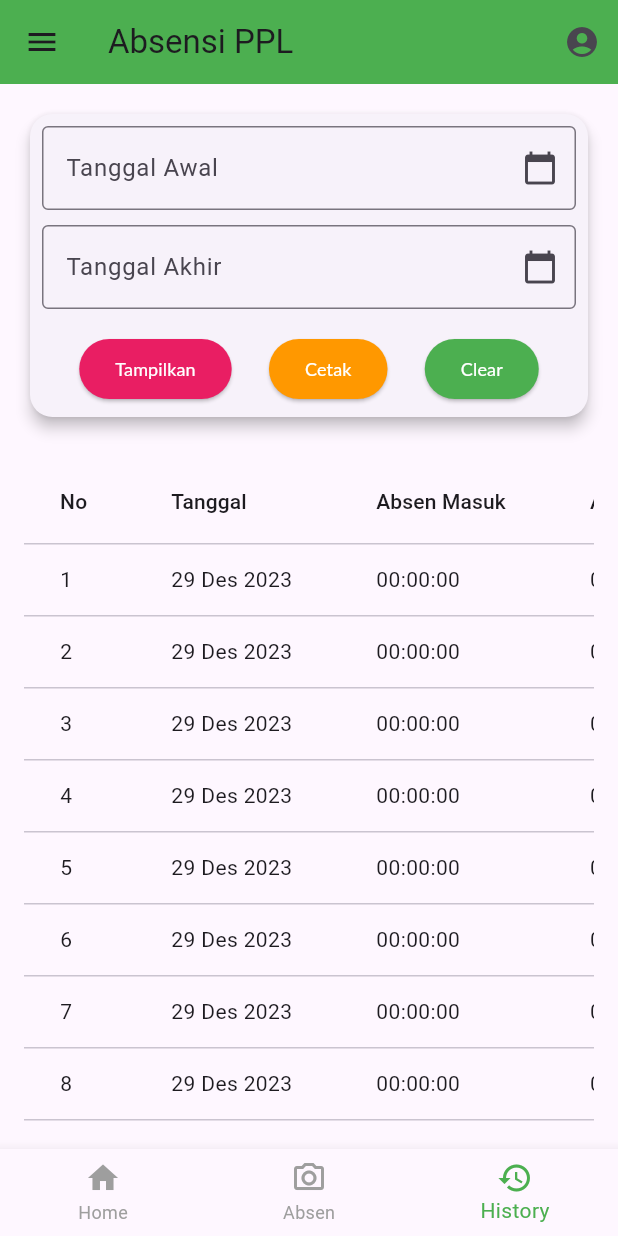
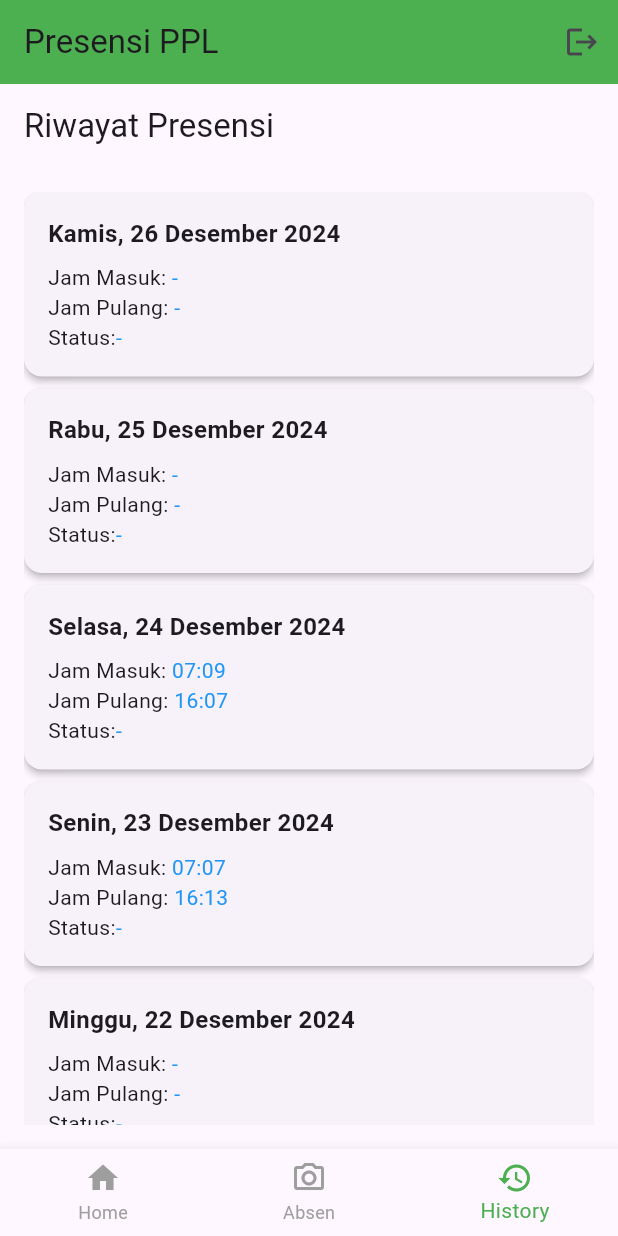
Before and after one commit to Muhammadfarhan14/appabsen, a Flutter app: the MainMahasiswa screen opened directly, item 3 of the bottom bar chosen, on a phone screen of 412 x 824 dp. Run offline on Flutter 3.47's test engine with Material 3 defaults, Android fonts, the phone set to English and light mode, and no system bars; our stand-ins replace flutter_slidable, geolocator, get, shared_preferences; missing offline and left inert: flutter_barcode_scanner, flutter_osm_plugin, mobile_scanner; accounts and stored records are empty; network calls fail; Roboto replaces fonts that are missing (Lato).

Commit message:
absenppl

```diff
--- a/lib/screens/dosen-pembimbing/main.dart
+++ b/lib/screens/dosen-pembimbing/main.dart
@@ -1,4 +1,3 @@
-
 import 'package:flutter/material.dart';
 import 'package:flutter_application_1/screens/dosen-pembimbing/home.dart';
 
--- a/lib/screens/mahasiswa/history.dart
+++ b/lib/screens/mahasiswa/history.dart
@@ -1,119 +1,98 @@
 import 'package:flutter/material.dart';
-import 'package:flutter_application_1/components/text/text_component.dart';
-
-void main() {
-  runApp(HistoryPage());
-}
 
 class HistoryPage extends StatelessWidget {
+  const HistoryPage({super.key});
+
   @override
   Widget build(BuildContext context) {
     return MaterialApp(
-      home: AbsensiScreen(),
-      theme: ThemeData(primarySwatch: Colors.green),
+      debugShowCheckedModeBanner: false,
+      home: RiwayatPresensiPage(),
     );
   }
 }
 
-class AbsensiScreen extends StatelessWidget {
+class RiwayatPresensiPage extends StatelessWidget {
+  RiwayatPresensiPage({super.key});
+
+  final List<Map<String, String?>> riwayat = [
+    {'tanggal': 'Kamis, 26 Desember 2024', 'jamMasuk': '-', 'jamPulang': '-', 'Status': '-'},
+    {'tanggal': 'Rabu, 25 Desember 2024', 'jamMasuk': '-', 'jamPulang': '-', 'Status': '-'},
+    {'tanggal': 'Selasa, 24 Desember 2024', 'jamMasuk': '07:09', 'jamPulang': '16:07', 'Status': '-'},
+    {'tanggal': 'Senin, 23 Desember 2024', 'jamMasuk': '07:07', 'jamPulang': '16:13', 'Status': '-'},
+    {'tanggal': 'Minggu, 22 Desember 2024', 'jamMasuk': '-', 'jamPulang': '-', 'Status': '-'},
+  ];
+
   @override
   Widget build(BuildContext context) {
     return Scaffold(
+      appBar: AppBar(
+        title: const Text('Riwayat Presensi'),
+        // backgroundColor: Colors.blue,
+      ),
       body: Padding(
         padding: const EdgeInsets.all(16.0),
         child: Column(
+          children: [
+            Expanded(
+              child: ListView.builder(
+                itemCount: riwayat.length,
+                itemBuilder: (context, index) {
+                  final data = riwayat[index];
+                  return Card(
+                    elevation: 2,
+                    margin: const EdgeInsets.only(bottom: 8),
+                    child: Padding(
+                      padding: const EdgeInsets.all(16),
+                      child: Column(
                         crossAxisAlignment: CrossAxisAlignment.start,
                         children: [
-            Card(
-              elevation: 4,
-              shape: RoundedRectangleBorder(
-                borderRadius: BorderRadius.circular(15),
-              ),
-              child: Padding(
-                padding: EdgeInsets.all(8),
-                child: Column(
-                  children: [
-                    TextField(
-                      decoration: InputDecoration(
-                        labelText: "Tanggal Awal",
-                        hintText: "08-12-2024",
-                        border: OutlineInputBorder(),
-                        suffixIcon: Icon(Icons.calendar_today),
+                          Text(
+                            data['tanggal']!,
+                            style: const TextStyle(
+                              fontSize: 16,
+                              fontWeight: FontWeight.bold,
                             ),
                           ),
-                    SizedBox(height: 10,),
-                    TextField(
-                      decoration: InputDecoration(
-                        labelText: "Tanggal Akhir",
-                        hintText: "08-12-2024",
-                        border: OutlineInputBorder(),
-                        suffixIcon: Icon(Icons.calendar_today),
+                          const SizedBox(height: 8),
+                          Row(
+                            children: [
+                              const Text('Jam Masuk: '),
+                              Text(
+                                data['jamMasuk']!,
+                                style: const TextStyle(
+                                  color: Colors.blue,
                                 ),
                               ),
-                    SizedBox(height: 16),
+                            ],
+                          ),
                           Row(
-                      mainAxisAlignment: MainAxisAlignment.spaceEvenly,
                             children: [
-                        ElevatedButton(
-                          onPressed: () {},
-                          style: ElevatedButton.styleFrom(
-                              backgroundColor: Colors.pink),
-                          child: TextComponent("Tampilkan", size: 12, color: Colors.white,),
+                              const Text('Jam Pulang: '),
+                              Text(
+                                data['jamPulang']!,
+                                style: const TextStyle(
+                                  color: Colors.blue,
                                 ),
-                        ElevatedButton(
-                          onPressed: () {},
-                          style: ElevatedButton.styleFrom(
-                              backgroundColor: Colors.orange),
-                          child: TextComponent("Cetak", size: 12, color: Colors.white,),
                               ),
-                        ElevatedButton(
-                          onPressed: () {},
-                          style: ElevatedButton.styleFrom(
-                              backgroundColor: Colors.green),
-                          child: TextComponent("Clear", size: 12, color: Colors.white,),
+                            ],
+                          ),
+                          Row(
+                            children: [
+                              const Text('Status:'),
+                              Text(
+                                data['Status']!,
+                                style: const TextStyle(
+                                  color: Colors.blue,
+                                ),
                               ),
                             ],
                           ),
                         ],
                       ),
                     ),
-            ),
-
-            SizedBox(height: 24.0),
-
-            // DataTable
-            Expanded(
-              child: SingleChildScrollView(
-                scrollDirection: Axis.horizontal,
-                child: DataTable(
-                  columns: [
-                    DataColumn(label: Text("No")),
-                    DataColumn(label: Text("Tanggal")),
-                    DataColumn(label: Text("Absen Masuk")),
-                    DataColumn(label: Text("Absen Pulang")),
-                    DataColumn(label: Text("Status")),
-                  ],
-                  rows: List<DataRow>.generate(
-                    10,
-                    (index) => DataRow(cells: [
-                      DataCell(Text("${index + 1}")),
-                      DataCell(Text("29 Des 2023")),
-                      DataCell(Text("00:00:00")),
-                      DataCell(Text("00:00:00")),
-                      DataCell(Container(
-                        padding: EdgeInsets.all(8.0),
-                        decoration: BoxDecoration(
-                          color: Colors.green,
-                          borderRadius: BorderRadius.circular(8.0),
-                        ),
-                        child: Text(
-                          "Tepat Waktu",
-                          style: TextStyle(color: Colors.white),
-                        ),
-                      )),
-                    ]),
-                  ),
-                ),
+                  );
+                },
               ),
             ),
           ],
--- a/lib/screens/mahasiswa/main.dart
+++ b/lib/screens/mahasiswa/main.dart
@@ -1,7 +1,9 @@
 import 'package:flutter/material.dart';
+import 'package:flutter_application_1/login.dart';
 import 'package:flutter_application_1/screens/mahasiswa/history.dart';
 import 'package:flutter_application_1/screens/mahasiswa/home.dart';
 import 'package:flutter_application_1/screens/mahasiswa/lokasi.dart';
+import 'package:get/get.dart';
 
 class MainMahasiswa extends StatefulWidget {
   const MainMahasiswa({Key? key}) : super(key: key);
@@ -25,44 +27,17 @@ class _MainMahasiswaState extends State<MainMahasiswa> {
     return Scaffold(
       appBar: AppBar(
         backgroundColor: Colors.green,
-        title: const Text('Absensi PPL'),
+        title: const Text('Presensi PPL'),
         actions: [
           IconButton(
-            icon: const Icon(Icons.account_circle),
-            onPressed: () {},
+             onPressed: () {
+              Get.to(LoginPage());
+            },
+            icon: const Icon(Icons.logout),
           ),
         ],
       ),
-      drawer: Drawer(
-        child: ListView(
-          children: [
-            const DrawerHeader(
-              decoration: BoxDecoration(color: Colors.green),
-              child: Text(
-                'Menu',
-                style: TextStyle(color: Colors.white, fontSize: 24),
-              ),
-            ),
-            ListTile(
-              leading: const Icon(Icons.home),
-              title: const Text('Home'),
-              onTap: () {
-                Navigator.pop(context); // Tutup drawer
-                setState(() {
-                  _currentIndex = 0; // Tampilkan halaman Home
-                });
-              },
-            ),
-            ListTile(
-              leading: const Icon(Icons.settings),
-              title: const Text('Settings'),
-              onTap: () {
-                // Tambahkan navigasi ke halaman Settings jika diperlukan
-              },
-            ),
-          ],
-        ),
-      ),
+
       body: _pages[_currentIndex], // Tampilkan halaman sesuai indeks aktif
       bottomNavigationBar: BottomNavigationBar(
         currentIndex: _currentIndex, // Menentukan halaman aktif
--- a/lib/screens/mahasiswa/scan_barcode.dart
+++ b/lib/screens/mahasiswa/scan_barcode.dart
@@ -45,7 +45,8 @@ class _ScanBarcodeState extends State<ScanBarcode> {
     showDialog(
       context: context,
       builder: (context) => AlertDialog(
-        title: const Text('Hasil Pemindaian'),
+        icon: const Icon(Icons.check_circle_outline_outlined),
+        title: const Text('Berhasil'),
         content: Text(result),
         actions: [
           TextButton(
--- a/lib/utils/constants.dart
+++ b/lib/utils/constants.dart
@@ -1,6 +1,6 @@
 // ignore: constant_identifier_names
 const URL_TIME = 'https://worldtimeapi.org/api/timezone/Asia/Kuala_Lumpur';
-const BASE_URL = 'http://192.168.1.29:8000/api';
+const BASE_URL = 'http://192.168.1.20:8000/api';
 const KEY_TOKEN = "token";
 
 enum TypeUser {
--- a/pubspec.yaml
+++ b/pubspec.yaml
@@ -62,8 +62,8 @@ flutter:
   uses-material-design: true
 
   # To add assets to your application, add an assets section, like this:
-  # assets:
-  #   - images/a_dot_burr.jpeg
+  assets:
+    - assets/
   #   - images/a_dot_ham.jpeg
 
   # An image asset can refer to one or more resolution-specific "variants", see
```
Also changed, not shown: lib/login.dart (+7 -12 lines), lib/lupapassword.dart (added, +147 -0 lines), lib/screens/mahasiswa/home.dart (+65 -72 lines), lib/screens/mahasiswa/lokasi.dart (+22 -50 lines), lib/screens/mahasiswa/perizinan.dart (+7 -3 lines), lib/screens/pembimbing-lapangan/main.dart (+4 -6 lines), assets/logo.png (added). Lines whose indentation alone changed are shown as unchanged.
